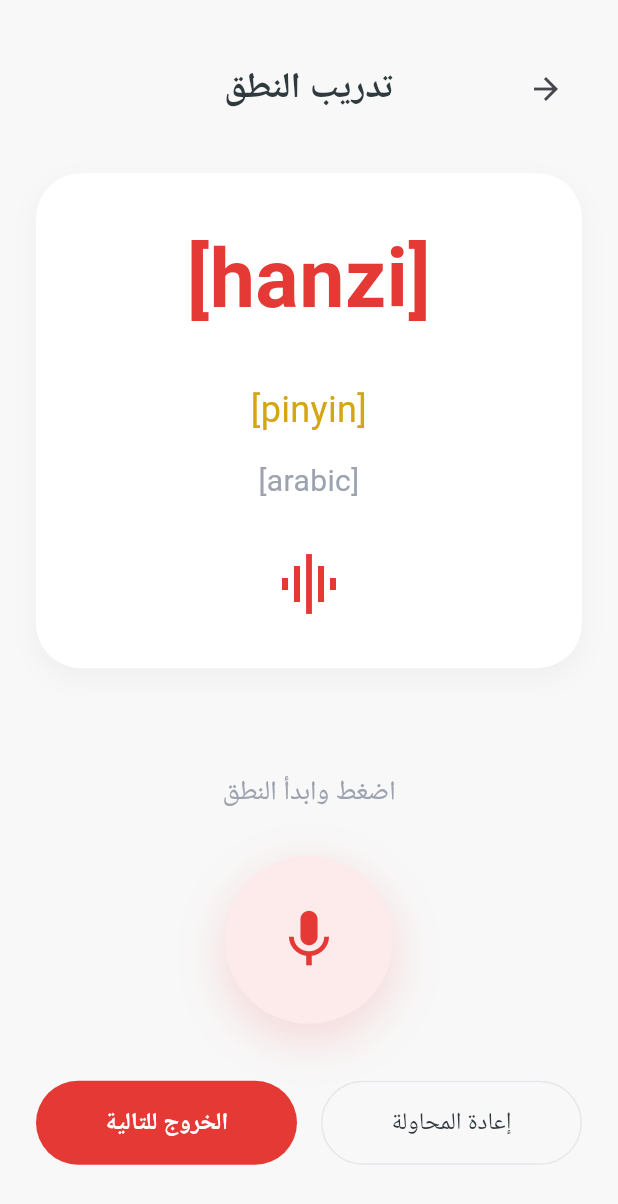
After one commit to iwaladali/ChineseLearningApp, a Flutter app: the screen it shows after launch, on a phone screen of 412 x 824 dp. The commit adds this screen. Shown: the top 1204 px of the screen. Run offline on Flutter 3.47's test engine with Material 3 defaults, Android fonts, the phone set to English and light mode, and no system bars; our stand-ins replace cloud_firestore, firebase_core; accounts and stored records are empty.

Commit message:
Added pronciation training screnn

```diff
--- a/lib/main.dart
+++ b/lib/main.dart
@@ -17,7 +17,7 @@ import 'package:flutter_project/screens/profile_screen.dart';
 import 'package:flutter_project/screens/vocabulary_screen.dart';
 import 'package:flutter_project/screens/word_details_screen.dart';
 import 'package:flutter_project/screens/progress_screen.dart';
-
+import 'package:flutter_project/screens/pronunciation_training_screen.dart';
 
 void main() async {
   WidgetsFlutterBinding.ensureInitialized();
@@ -47,7 +47,7 @@ class MyApp extends StatelessWidget {
       debugShowCheckedModeBanner: false,
 
       routes: {
-        '/': (BuildContext ctx) => const ProgressScreen(),
+        '/': (BuildContext ctx) => const PronunciationTrainingScreen(),
 
         '/login': (BuildContext ctx) => const LoginScreen(),
 
--- /dev/null
+++ b/lib/screens/pronunciation_training_screen.dart
@@ -0,0 +1,193 @@
+import 'package:flutter/material.dart';
+import 'package:flutter_project/widgets/pronunciation_word_card.dart';
+
+class PronunciationTrainingScreen extends StatefulWidget {
+  const PronunciationTrainingScreen({super.key});
+
+  @override
+  State<PronunciationTrainingScreen> createState() =>
+      _PronunciationTrainingScreenState();
+}
+
+class _PronunciationTrainingScreenState
+    extends State<PronunciationTrainingScreen> {
+  static const Color primaryRed = Color(0xFFE53935);
+  static const Color darkText = Color(0xFF2F3A3F);
+  static const Color greyText = Color(0xFF9CA3AF);
+  static const Color lightRed = Color(0xFFFDEAEA);
+
+  bool _isRecording = false;
+
+  @override
+  Widget build(BuildContext context) {
+    // TODO: Receive selected Word model from WordDetailsScreen.
+    // TODO: Replace static word values with selected word data.
+    const String hanzi = '[hanzi]';
+    const String pinyin = '[pinyin]';
+    const String arabic = '[arabic]';
+
+    return Directionality(
+      textDirection: TextDirection.rtl,
+      child: Scaffold(
+        backgroundColor: const Color(0xFFF8F8F8),
+        body: SafeArea(
+          child: Center(
+            child: ConstrainedBox(
+              constraints: const BoxConstraints(maxWidth: 430),
+              child: SingleChildScrollView(
+                padding: const EdgeInsets.symmetric(horizontal: 24),
+                child: Column(
+                  children: [
+                    const SizedBox(height: 18),
+
+                    Row(
+                      children: [
+                        IconButton(
+                          onPressed: () {
+                            Navigator.pop(context);
+                          },
+                          icon: const Icon(Icons.arrow_back),
+                        ),
+
+                        const Expanded(
+                          child: Text(
+                            'تدريب النطق',
+                            textAlign: TextAlign.center,
+                            style: TextStyle(
+                              color: darkText,
+                              fontSize: 24,
+                              fontWeight: FontWeight.bold,
+                            ),
+                          ),
+                        ),
+
+                        const SizedBox(width: 48),
+                      ],
+                    ),
+
+                    const SizedBox(height: 32),
+
+                    const PronunciationWordCard(
+                      hanzi: hanzi,
+                      pinyin: pinyin,
+                      arabic: arabic,
+                    ),
+
+                    const SizedBox(height: 70),
+
+                    const Text(
+                      'اضغط وابدأ النطق',
+                      style: TextStyle(
+                        color: greyText,
+                        fontSize: 18,
+                      ),
+                    ),
+
+                    const SizedBox(height: 28),
+
+                    GestureDetector(
+                      onTap: () {
+                        setState(() {
+                          _isRecording = !_isRecording;
+                        });
+
+                        if (_isRecording) {
+                          // TODO: Start microphone recording using SpeechProvider.
+                        } else {
+                          // TODO: Stop microphone recording.
+                          // TODO: Send audio to pronunciation evaluation service.
+                          // TODO: Display pronunciation score.
+                          // TODO: Save pronunciation result in Firestore.
+                          // TODO: Update ProgressProvider pronunciation statistics.
+                        }
+                      },
+                      child: Container(
+                        width: 112,
+                        height: 112,
+                        decoration: BoxDecoration(
+                          color: lightRed,
+                          shape: BoxShape.circle,
+                          boxShadow: [
+                            BoxShadow(
+                              color: primaryRed.withValues(alpha: 0.18),
+                              blurRadius: 28,
+                              offset: const Offset(0, 10),
+                            ),
+                          ],
+                        ),
+                        child: Icon(
+                          _isRecording ? Icons.stop : Icons.mic,
+                          color: primaryRed,
+                          size: 46,
+                        ),
+                      ),
+                    ),
+
+                    const SizedBox(height: 38),
+
+                    Row(
+                      children: [
+                        Expanded(
+                          child: OutlinedButton(
+                            style: OutlinedButton.styleFrom(
+                              foregroundColor: darkText,
+                              padding: const EdgeInsets.symmetric(vertical: 16),
+                              side: const BorderSide(
+                                color: Color(0xFFE5E7EB),
+                              ),
+                              shape: RoundedRectangleBorder(
+                                borderRadius: BorderRadius.circular(28),
+                              ),
+                            ),
+                            onPressed: () {
+                              // TODO: Reset current pronunciation attempt.
+                              // TODO: Clear score/result from SpeechProvider.
+                            },
+                            child: const Text(
+                              'إعادة المحاولة',
+                              style: TextStyle(fontSize: 16),
+                            ),
+                          ),
+                        ),
+
+                        const SizedBox(width: 16),
+
+                        Expanded(
+                          child: ElevatedButton(
+                            style: ElevatedButton.styleFrom(
+                              backgroundColor: primaryRed,
+                              foregroundColor: Colors.white,
+                              elevation: 0,
+                              padding: const EdgeInsets.symmetric(vertical: 16),
+                              shape: RoundedRectangleBorder(
+                                borderRadius: BorderRadius.circular(28),
+                              ),
+                            ),
+                            onPressed: () {
+                              // TODO: Finish pronunciation training.
+                              // TODO: Navigate back to WordDetailsScreen.
+                              Navigator.pop(context);
+                            },
+                            child: const Text(
+                              'الخروج للتالية',
+                              style: TextStyle(
+                                fontSize: 16,
+                                fontWeight: FontWeight.bold,
+                              ),
+                            ),
+                          ),
+                        ),
+                      ],
+                    ),
+
+                    const SizedBox(height: 30),
+                  ],
+                ),
+              ),
+            ),
+          ),
+        ),
+      ),
+    );
+  }
+}
--- /dev/null
+++ b/lib/widgets/pronunciation_word_card.dart
@@ -0,0 +1,78 @@
+import 'package:flutter/material.dart';
+
+class PronunciationWordCard extends StatelessWidget {
+  const PronunciationWordCard({
+    super.key,
+    required this.hanzi,
+    required this.pinyin,
+    required this.arabic,
+  });
+
+  final String hanzi;
+  final String pinyin;
+  final String arabic;
+
+  static const Color primaryRed = Color(0xFFE53935);
+  static const Color yellow = Color(0xFFD4A514);
+  static const Color greyText = Color(0xFF9CA3AF);
+
+  @override
+  Widget build(BuildContext context) {
+    return Container(
+      width: double.infinity,
+      padding: const EdgeInsets.all(32),
+      decoration: BoxDecoration(
+        color: Colors.white,
+        borderRadius: BorderRadius.circular(30),
+        boxShadow: [
+          BoxShadow(
+            color: Colors.black.withValues(alpha: 0.04),
+            blurRadius: 14,
+            offset: const Offset(0, 6),
+          ),
+        ],
+      ),
+      child: Column(
+        children: [
+          Text(
+            hanzi,
+            textAlign: TextAlign.center,
+            style: const TextStyle(
+              color: primaryRed,
+              fontSize: 54,
+              fontWeight: FontWeight.bold,
+            ),
+          ),
+
+          const SizedBox(height: 32),
+
+          Text(
+            pinyin,
+            style: const TextStyle(
+              color: yellow,
+              fontSize: 24,
+            ),
+          ),
+
+          const SizedBox(height: 16),
+
+          Text(
+            arabic,
+            style: const TextStyle(
+              color: greyText,
+              fontSize: 20,
+            ),
+          ),
+
+          const SizedBox(height: 30),
+
+          const Icon(
+            Icons.graphic_eq,
+            color: primaryRed,
+            size: 48,
+          ),
+        ],
+      ),
+    );
+  }
+}
```
